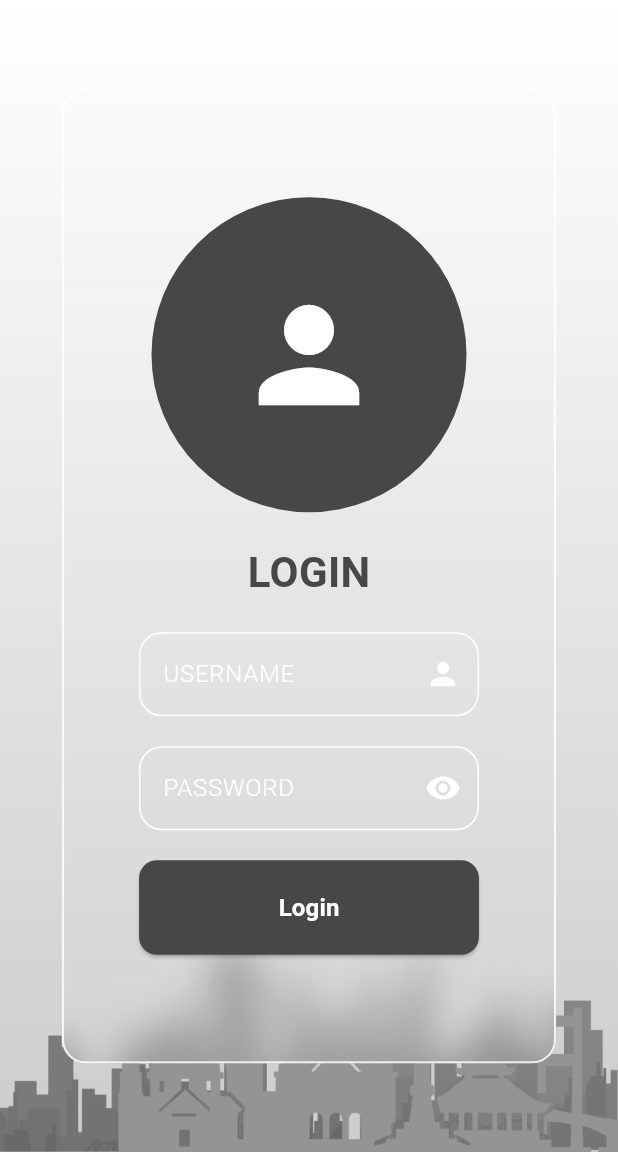
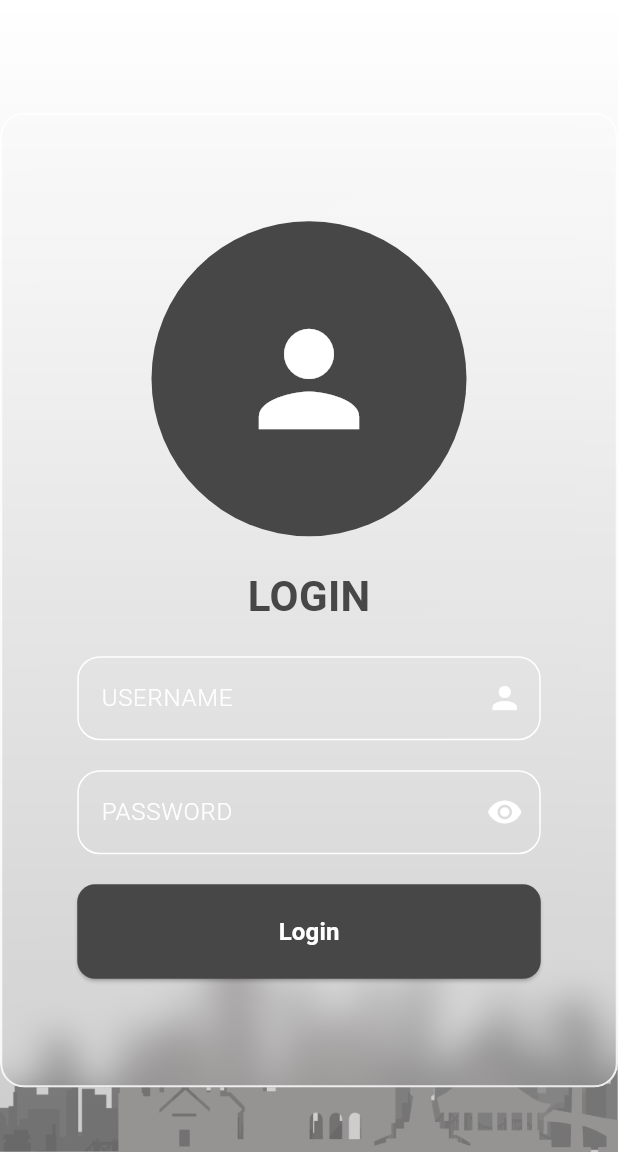
Before and after one commit to yasirkhoirul/Kota-Kota-Hari-Ini, a Flutter app: the LoginPage screen opened by its route, on a phone screen of 412 x 824 dp, the part 84-1236 px from its top. Run offline on Flutter 3.47's test engine with Material 3 defaults, Android fonts, the phone set to English and light mode, and no system bars; our stand-ins replace bloc, cached_network_image, carousel_slider, flutter_bloc, flutter_staggered_animations, flutter_svg and 8 more; missing offline and left inert: gotrue; accounts and stored records are empty; network calls fail.

Commit message:
adding fix layout

```diff
--- a/lib/persentation/pages/login_page.dart
+++ b/lib/persentation/pages/login_page.dart
@@ -83,18 +83,12 @@ class _LoginPageState extends State<LoginPage>
             return Center(
               child: SingleChildScrollView(
                 child: SizedBox(
-                  height: needscrollview
-                      ? 700
-                      : MediaQuery.of(context).size.height,
+                  height: 800,
                   child: Padding(
                     padding: const EdgeInsets.symmetric(vertical: 10),
                     child: FrostedGlassScreen(
-                      width: ismobile!
-                          ? MediaQuery.of(context).size.width * 0.8
-                          : 800,
-                      height: needscrollview
-                          ? 650
-                          : MediaQuery.of(context).size.height * 0.8,
+                      width: 800,
+                      height: 650,
                       child: Padding(
                         padding: const EdgeInsets.all(50),
                         child: BlocBuilder<AuthUserCubit, AuthUserState>(
```
